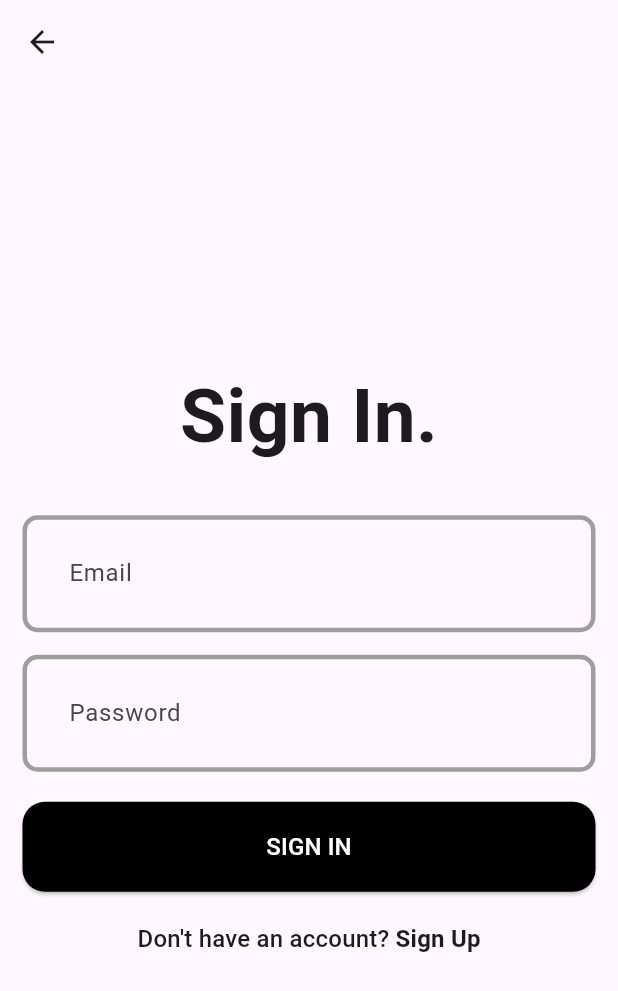
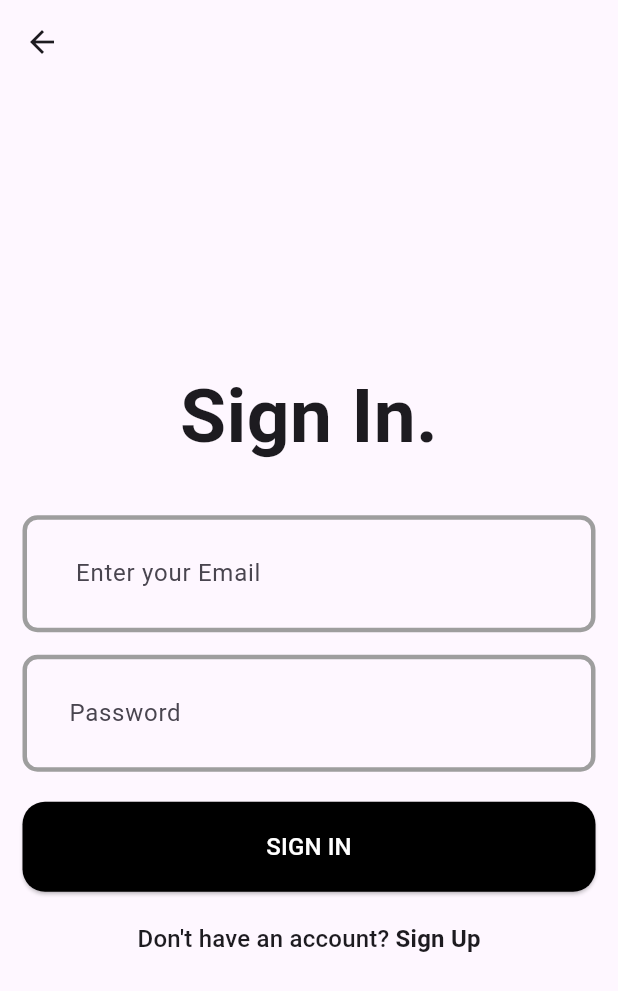
Before and after one commit to irfanhabib19/FireBase_Project, a Flutter app: the screen it shows after launch, after a tap on an icon or button, on a phone screen of 412 x 824 dp. Shown: the top 991 px of the screen. Run offline on Flutter 3.47's test engine with Material 3 defaults, Android fonts, the phone set to English and light mode, and no system bars; our stand-ins replace firebase_auth, firebase_core; accounts and stored records are empty.

Commit message:
login page Edit

```diff
--- a/lib/Login_page.dart
+++ b/lib/Login_page.dart
@@ -45,7 +45,7 @@ class _LoginPageState extends State<LoginPage> {
               TextFormField(
                 controller: emailController,
                 decoration: const InputDecoration(
-                  hintText: 'Email',
+                  hintText: ' Enter your Email ',
                 ),
               ),
               const SizedBox(height: 15),
```
